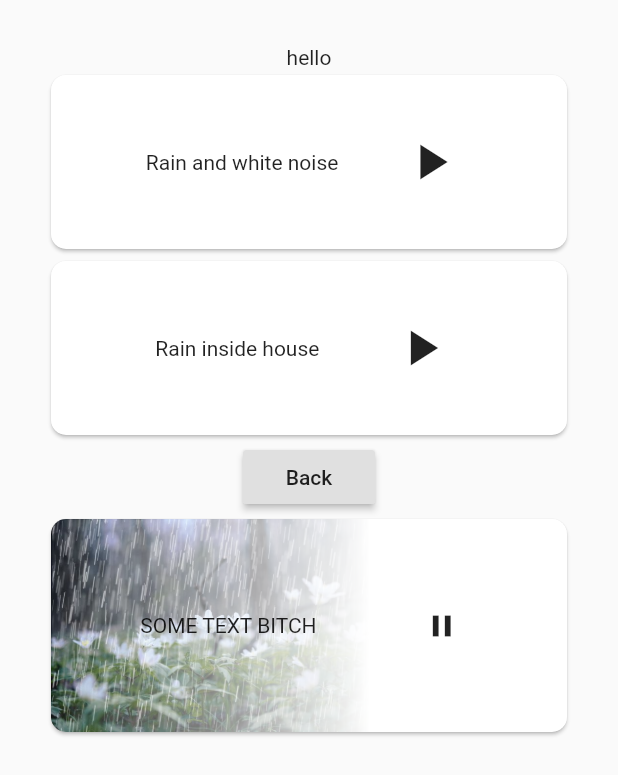
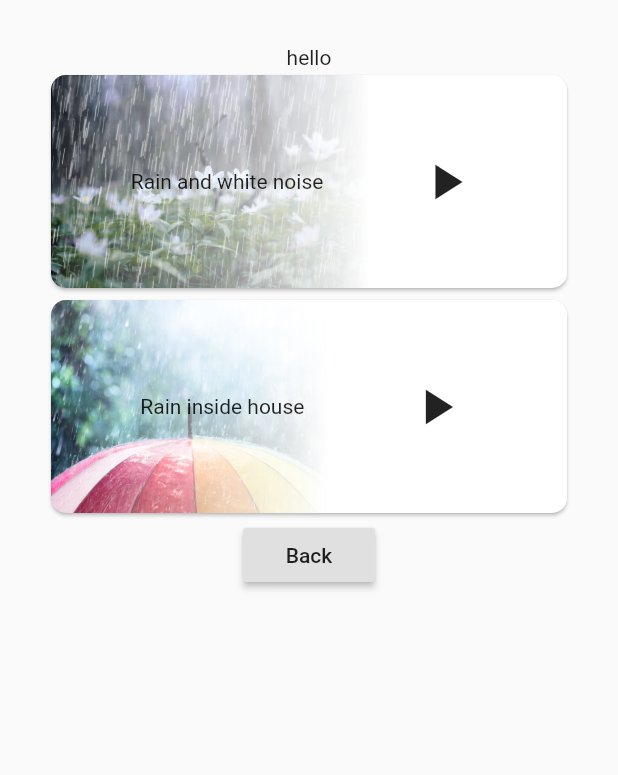
Before and after one commit to RohanGautam/snoozy, a Flutter app: the screen it shows after launch, after a tap on the "arrow forward" icon, on a phone screen of 412 x 824 dp. Shown: the top 775 px of the screen. Run offline on Flutter 3.47's test engine with Material 2 defaults, Android fonts, the phone set to English and light mode, and no system bars; our stand-ins replace audioplayers, dynamic_theme, shared_preferences.

Commit message:
imagefade applied to the cards

```diff
--- a/lib/sounds.dart
+++ b/lib/sounds.dart
@@ -86,31 +86,44 @@ class _SoundsState extends State<Sounds> {
 
   }
 
-  Widget playAudioWidget(String trackName, fileName) {
+  Widget playAudioWidget(String trackName, fileName, imgPath) {
     return
-    Card(
+    SizedBox(
+      height: 150,
+      child: Card(
         shape: RoundedRectangleBorder(borderRadius: BorderRadius.circular(10.0)),
-      child: Container(
-        padding: EdgeInsets.all(30),
-        child: Row(
+        semanticContainer: true, // this and the one below are to ensure card has rounded corners and not sharp edges due
+        clipBehavior: Clip.antiAliasWithSaveLayer,
+        child: Stack(
+          children: <Widget>[
+            ShaderMask(
+              shaderCallback: (rect) {
+                return LinearGradient(
+                  begin: Alignment.centerLeft,
+                  end: Alignment.centerRight,
+                  colors: [Colors.black, Colors.transparent],
+                ).createShader(Rect.fromLTRB(0, 0, rect.width, rect.height));
+              },
+              blendMode: BlendMode.dstIn,
+              child: Image.asset(
+                imgPath,
+                height: 400,
+                fit: BoxFit.fill,
+              ),
+            ),
+            Row(
               mainAxisAlignment: MainAxisAlignment.spaceEvenly,
               children: <Widget>[
-            Text('$trackName'),
+              Center(child: Text(trackName)),
               IconButton(
                   icon: updatePlayerIcon(isPlaying, currentTrackName, fileName),
                   iconSize: 40,
                   tooltip: "Toggle audio for this track",
                   onPressed: ()=> toggleAudio(fileName),
                 ),
-            // ButtonTheme(
-            //   minWidth: 48.0,
-            //   child: RaisedButton(
-            //     //currenttrackname is initially null
-            //     child: Text(updatePlayerText(isPlaying, currentTrackName, fileName)),
-            //     onPressed: () => toggleAudio(fileName),
-            //   ),
-            // ),
               ],
+            ),
+          ]
         ),
       ),
     );
@@ -121,10 +134,12 @@ class _SoundsState extends State<Sounds> {
       {
         "displayName": "Rain and white noise",
         "fileName": "White-noise-rain-sound.mp3",
+        "imgPath": "assets/rain-flowers.jpg"
       },
       {
         "displayName": "Rain inside house",
         "fileName": "rain-inside-house.mp3",
+        "imgPath": "assets/rain-umbrella.jpg"
       },
     ];
 
@@ -135,7 +150,8 @@ class _SoundsState extends State<Sounds> {
       itemBuilder: (context, index){
         var displayName = audioFileData[index]["displayName"];
         var fileName = audioFileData[index]["fileName"];
-        return  playAudioWidget(displayName, fileName);
+        var imgPath = audioFileData[index]["imgPath"];
+        return  playAudioWidget(displayName, fileName, imgPath);
       },
     );
   }
@@ -197,7 +213,7 @@ class _SoundsState extends State<Sounds> {
                     _sendDataBack(context, isPlaying, playerLoopController,),
                 child: Text('Back'),
               ),
-              imageFadeTest(),
+              //imageFadeTest(),
             ],
           ),
         ),
```
Lines whose indentation alone changed are shown as unchanged.
